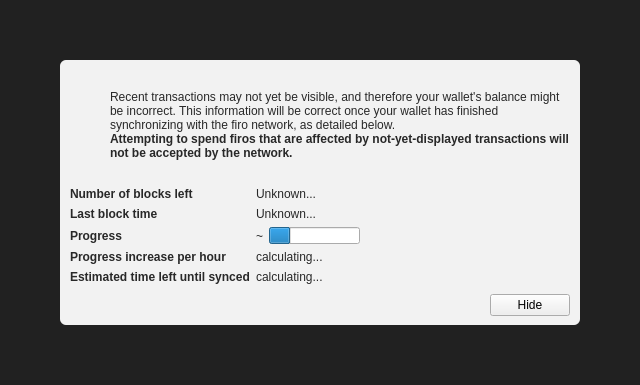
This is src/qt/forms/modaloverlay.ui in firoorg/firo as Qt 5 draws it before an edit. The edited form follows.
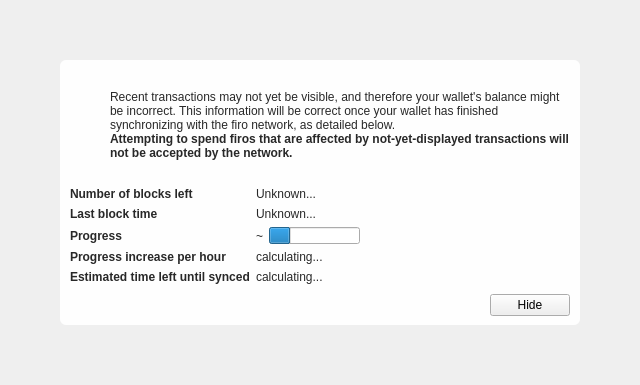
This is the edited form. Icons and pictures are not drawn. Custom widgets are drawn as their Qt base class.

Patch:
```diff
--- a/src/qt/forms/modaloverlay.ui
+++ b/src/qt/forms/modaloverlay.ui
@@ -32,7 +32,7 @@
    <item>
     <widget class="QWidget" name="bgWidget" native="true">
      <property name="styleSheet">
-      <string notr="true">#bgWidget { background: rgba(0,0,0,220); }</string>
+      <string notr="true"/>
      </property>
      <layout class="QVBoxLayout" name="verticalLayoutMain" stretch="1">
       <property name="leftMargin">
```
